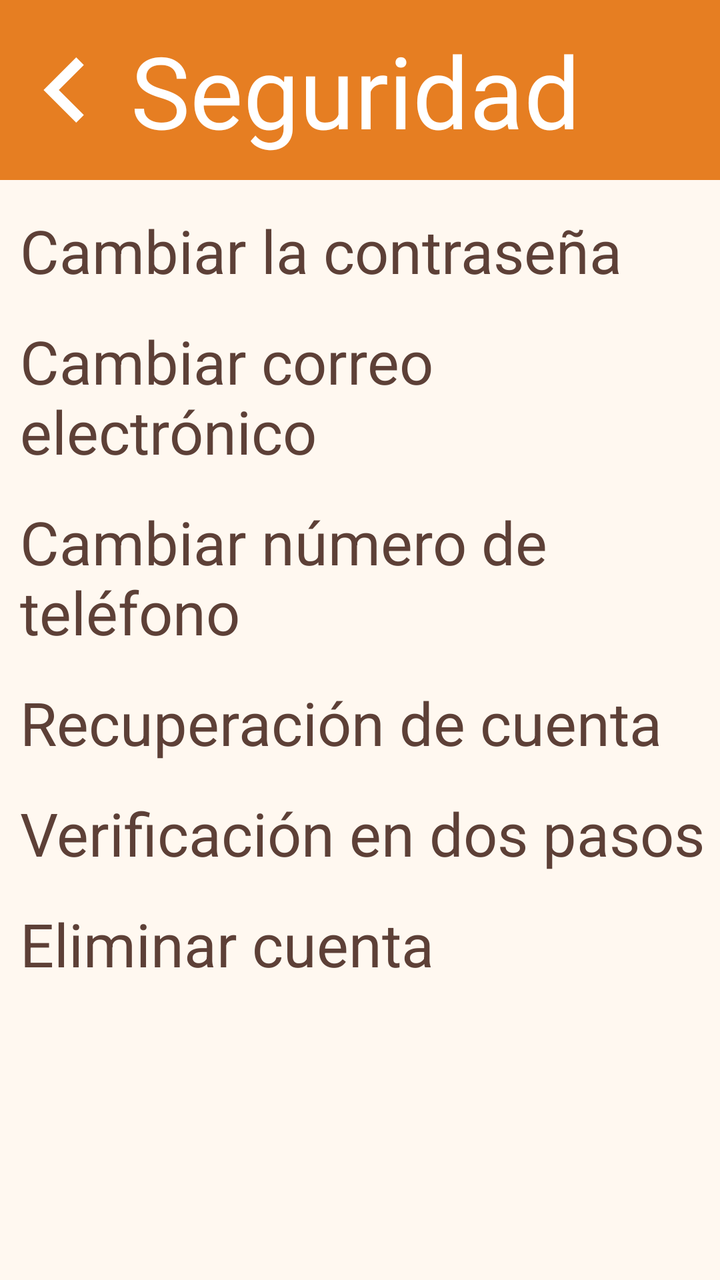
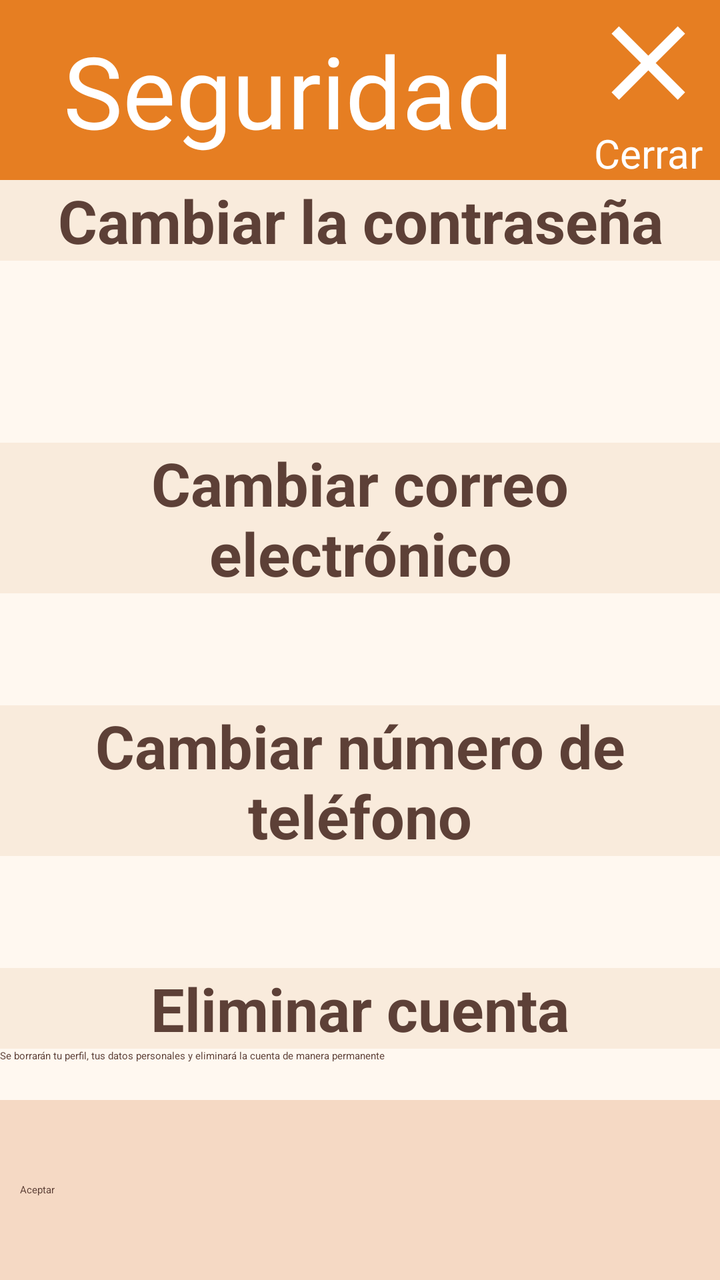

An Android layout rendered at two revisions. The XML below is the earlier revision; the diff shows what the commit changed to produce the second picture.
<!-- AndroidManifest.xml: application theme Theme.Activitat_05 -->
<!-- res/layout/activity_option_security.xml -->
<?xml version="1.0" encoding="utf-8"?>
<androidx.constraintlayout.widget.ConstraintLayout xmlns:android="http://schemas.android.com/apk/res/android"
    xmlns:app="http://schemas.android.com/apk/res-auto"
    xmlns:tools="http://schemas.android.com/tools"
    android:id="@+id/main"
    android:layout_width="match_parent"
    android:layout_height="match_parent"
    tools:context=".OptionSecurityActivity">

    <LinearLayout
        android:id="@+id/aOSTitle"
        android:layout_width="match_parent"
        android:layout_height="90dp"
        app:layout_constraintTop_toTopOf="parent"
        app:layout_constraintBottom_toTopOf="@+id/aOSBody"
        android:gravity="center"
        android:background="?attr/headerLink">

        <ImageView
            android:id="@+id/aOSBack"
            android:layout_width="0dp"
            android:layout_height="match_parent"
            android:src="@drawable/back_24dp"
            android:layout_weight="0.2"/>
        <TextView
            android:layout_width="0dp"
            android:layout_height="wrap_content"
            android:text="@string/opcionSeguridad"
            android:textSize="50sp"
            android:layout_weight="0.9"
            android:textColor="?attr/headerText"/>
    </LinearLayout>

    <LinearLayout
        android:id="@+id/aOSBody"
        android:layout_width="match_parent"
        android:layout_height="0dp"
        app:layout_constraintTop_toBottomOf="@+id/aOSTitle"
        app:layout_constraintBottom_toBottomOf="parent"
        android:orientation="vertical"
        android:background="?attr/body"
        android:paddingStart="10dp"
        android:paddingTop="15dp">

        <LinearLayout
            android:layout_width="match_parent"
            android:layout_height="wrap_content"
            android:layout_marginBottom="15dp">

            <TextView
                android:layout_width="match_parent"
                android:layout_height="wrap_content"
                android:text="Cambiar la contraseña"
                android:textSize="30sp"/>
        </LinearLayout>

        <LinearLayout
            android:layout_width="match_parent"
            android:layout_height="wrap_content"
            android:layout_marginBottom="15dp">

            <TextView
                android:layout_width="match_parent"
                android:layout_height="wrap_content"
                android:text="Cambiar correo electrónico"
                android:textSize="30sp"/>
        </LinearLayout>

        <LinearLayout
            android:layout_width="match_parent"
            android:layout_height="wrap_content"
            android:layout_marginBottom="15dp">

            <TextView
                android:layout_width="match_parent"
                android:layout_height="wrap_content"
                android:text="Cambiar número de teléfono"
                android:textSize="30sp"/>
        </LinearLayout>

        <LinearLayout
            android:layout_width="match_parent"
            android:layout_height="wrap_content"
            android:layout_marginBottom="15dp">

            <TextView
                android:layout_width="match_parent"
                android:layout_height="wrap_content"
                android:text="Recuperación de cuenta"
                android:textSize="30sp"/>
        </LinearLayout>

        <LinearLayout
            android:layout_width="match_parent"
            android:layout_height="wrap_content"
            android:layout_marginBottom="15dp">

            <TextView
                android:layout_width="match_parent"
                android:layout_height="wrap_content"
                android:text="Verificación en dos pasos"
                android:textSize="30sp"/>
        </LinearLayout>

        <LinearLayout
            android:layout_width="match_parent"
            android:layout_height="wrap_content"
            android:layout_marginBottom="15dp">

            <TextView
                android:layout_width="match_parent"
                android:layout_height="wrap_content"
                android:text="Eliminar cuenta"
                android:textSize="30sp"/>
        </LinearLayout>
    </LinearLayout>

    <LinearLayout
        android:id="@+id/aOSFooter"
        android:layout_width="match_parent"
        android:layout_height="90dp"
        android:background="?attr/footer"
        app:layout_constraintTop_toBottomOf="@+id/aOSBody">

    </LinearLayout>

</androidx.constraintlayout.widget.ConstraintLayout>
<!-- resources referenced by this layout -->
<resources>
  <!-- drawable back_24dp (drawable) -->
  <vector xmlns:android="http://schemas.android.com/apk/res/android"
      android:width="24dp"
      android:height="24dp"
      android:viewportWidth="960"
      android:viewportHeight="960">
    <path
        android:pathData="M560,720 L320,480l240,-240 56,56 -184,184 184,184 -56,56Z"
        android:fillColor="#FFFFFF"/>
  </vector>
  <string name="opcionSeguridad">Seguridad</string>
  <style name="Theme.Activitat_05" parent="Base.Theme.Activitat_05" />
  <style name="Base.Theme.Activitat_05" parent="Theme.Material3Expressive.DayNight.NoActionBar">
          
          <item name="headerLink">@color/headerLink</item>
          <item name="subHeader">@color/subtitle</item>
          <item name="subHeaderText">@color/subtitleText</item>
          <item name="colorPrimary">@color/headerLink</item>
  
          <item name="body">@color/body</item>
  
          <item name="footer">@color/footer</item>
  
          <item name="android:textColor">@color/textGeneral</item>
  
          <item name="headerText">@color/headerText</item>
          <item name="colorOnPrimary">@color/headerText</item>
          <item name="black">@color/black</item>
      </style>
  <color name="headerLink">#E67E22</color>
  <color name="subtitle">#F9EBDC</color>
  <color name="subtitleText">#5D4037</color>
  <color name="body">#FFF8F0</color>
  <color name="footer">#F5D9C4</color>
  <color name="textGeneral">#5D4037</color>
  <color name="headerText">#FFFFFF</color>
  <color name="black">#000000</color>
</resources>

<!-- the commit's change to res/layout/activity_option_security.xml (unified diff, before → after) -->
@@ -13,22 +13,38 @@
         android:layout_height="90dp"
         app:layout_constraintTop_toTopOf="parent"
         app:layout_constraintBottom_toTopOf="@+id/aOSBody"
-        android:gravity="center"
+        android:orientation="horizontal"
         android:background="?attr/headerLink">
 
-        <ImageView
-            android:id="@+id/aOSBack"
+        <TextView
             android:layout_width="0dp"
             android:layout_height="match_parent"
-            android:src="@drawable/back_24dp"
-            android:layout_weight="0.2"/>
-        <TextView
-            android:layout_width="0dp"
-            android:layout_height="wrap_content"
             android:text="@string/opcionSeguridad"
             android:textSize="50sp"
-            android:layout_weight="0.9"
-            android:textColor="?attr/headerText"/>
+            android:layout_weight="0.8"
+            android:textColor="?attr/headerText"
+            android:gravity="center"/>
+        <LinearLayout
+            android:id="@+id/aOSClose"
+            android:layout_width="0dp"
+            android:layout_height="match_parent"
+            android:orientation="vertical"
+            android:layout_weight="0.2">
+
+            <ImageView
+                android:layout_width="match_parent"
+                android:layout_height="0dp"
+                android:src="@drawable/close_24dp"
+                android:layout_weight="0.7"/>
+            <TextView
+                android:layout_width="match_parent"
+                android:layout_height="0dp"
+                android:text="Cerrar"
+                android:textSize="20sp"
+                android:textColor="?attr/headerText"
+                android:layout_weight="0.3"
+                android:gravity="center"/>
+        </LinearLayout>
     </LinearLayout>
 
     <LinearLayout
@@ -36,82 +52,151 @@
         android:layout_width="match_parent"
         android:layout_height="0dp"
         app:layout_constraintTop_toBottomOf="@+id/aOSTitle"
-        app:layout_constraintBottom_toBottomOf="parent"
-        android:orientation="vertical"
+        app:layout_constraintBottom_toTopOf="@+id/aOSFooter"
         android:background="?attr/body"
-        android:paddingStart="10dp"
-        android:paddingTop="15dp">
-
-        <LinearLayout
-            android:layout_width="match_parent"
-            android:layout_height="wrap_content"
-            android:layout_marginBottom="15dp">
+        android:orientation="vertical">
+
+        <LinearLayout
+            android:layout_width="match_parent"
+            android:layout_height="0dp"
+            android:layout_weight="0.3"
+            android:orientation="vertical">
 
             <TextView
                 android:layout_width="match_parent"
                 android:layout_height="wrap_content"
                 android:text="Cambiar la contraseña"
-                android:textSize="30sp"/>
-        </LinearLayout>
-
-        <LinearLayout
-            android:layout_width="match_parent"
-            android:layout_height="wrap_content"
-            android:layout_marginBottom="15dp">
+                android:background="?attr/subHeader"
+                android:textSize="30sp"
+                android:textStyle="bold"
+                android:gravity="center"/>
+            <LinearLayout
+                android:layout_width="match_parent"
+                android:layout_height="match_parent"
+                android:orientation="vertical">
+
+                <com.google.android.material.textfield.TextInputLayout
+                    android:layout_width="match_parent"
+                    android:layout_height="0dp"
+                    android:hint="Nueva contraseña"
+                    android:layout_weight="1">
+
+                    <com.google.android.material.textfield.TextInputEditText
+                        android:layout_width="match_parent"
+                        android:layout_height="wrap_content"/>
+                </com.google.android.material.textfield.TextInputLayout>
+                <com.google.android.material.textfield.TextInputLayout
+                    android:layout_width="match_parent"
+                    android:layout_height="0dp"
+                    android:hint="Confirma la nueva contraseña"
+                    android:layout_weight="1">
+
+                    <com.google.android.material.textfield.TextInputEditText
+                        android:layout_width="match_parent"
+                        android:layout_height="wrap_content"/>
+                </com.google.android.material.textfield.TextInputLayout>
+            </LinearLayout>
+        </LinearLayout>
+        <LinearLayout
+            android:layout_width="match_parent"
+            android:layout_height="0dp"
+            android:layout_weight="0.3"
+            android:orientation="vertical">
 
             <TextView
                 android:layout_width="match_parent"
                 android:layout_height="wrap_content"
                 android:text="Cambiar correo electrónico"
-                android:textSize="30sp"/>
-        </LinearLayout>
-
-        <LinearLayout
-            android:layout_width="match_parent"
-            android:layout_height="wrap_content"
-            android:layout_marginBottom="15dp">
+                android:background="?attr/subHeader"
+                android:textSize="30sp"
+                android:textStyle="bold"
+                android:gravity="center"/>
+            <com.google.android.material.textfield.TextInputLayout
+                android:layout_width="match_parent"
+                android:layout_height="0dp"
+                android:hint="Nuevo correo electrónico"
+                android:layout_weight="1">
+
+                <com.google.android.material.textfield.TextInputEditText
+                    android:layout_width="match_parent"
+                    android:layout_height="wrap_content"/>
+            </com.google.android.material.textfield.TextInputLayout>
+            <com.google.android.material.textfield.TextInputLayout
+                android:layout_width="match_parent"
+                android:layout_height="0dp"
+                android:hint="Confirma el correo electrónico"
+                android:layout_weight="1">
+
+                <com.google.android.material.textfield.TextInputEditText
+                    android:layout_width="match_parent"
+                    android:layout_height="wrap_content"/>
+            </com.google.android.material.textfield.TextInputLayout>
+        </LinearLayout>
+        <LinearLayout
+            android:layout_width="match_parent"
+            android:layout_height="0dp"
+            android:layout_weight="0.3"
+            android:orientation="vertical">
 
             <TextView
                 android:layout_width="match_parent"
                 android:layout_height="wrap_content"
                 android:text="Cambiar número de teléfono"
-                android:textSize="30sp"/>
-        </LinearLayout>
-
-        <LinearLayout
-            android:layout_width="match_parent"
-            android:layout_height="wrap_content"
-            android:layout_marginBottom="15dp">
-
-            <TextView
-                android:layout_width="match_parent"
-                android:layout_height="wrap_content"
-                android:text="Recuperación de cuenta"
-                android:textSize="30sp"/>
-        </LinearLayout>
-
-        <LinearLayout
-            android:layout_width="match_parent"
-            android:layout_height="wrap_content"
-            android:layout_marginBottom="15dp">
-
-            <TextView
-                android:layout_width="match_parent"
-                android:layout_height="wrap_content"
-                android:text="Verificación en dos pasos"
-                android:textSize="30sp"/>
-        </LinearLayout>
-
-        <LinearLayout
-            android:layout_width="match_parent"
-            android:layout_height="wrap_content"
-            android:layout_marginBottom="15dp">
+                android:background="?attr/subHeader"
+                android:textSize="30sp"
+                android:textStyle="bold"
+                android:gravity="center"/>
+            <com.google.android.material.textfield.TextInputLayout
+                android:layout_width="match_parent"
+                android:layout_height="0dp"
+                android:hint="Nuevo número de teléfono"
+                android:layout_weight="1">
+
+                <com.google.android.material.textfield.TextInputEditText
+                    android:layout_width="match_parent"
+                    android:layout_height="wrap_content"/>
+            </com.google.android.material.textfield.TextInputLayout>
+            <com.google.android.material.textfield.TextInputLayout
+                android:layout_width="match_parent"
+                android:layout_height="0dp"
+                android:hint="Confirma el número de teléfono"
+                android:layout_weight="1">
+
+                <com.google.android.material.textfield.TextInputEditText
+                    android:layout_width="match_parent"
+                    android:layout_height="wrap_content"/>
+            </com.google.android.material.textfield.TextInputLayout>
+        </LinearLayout>
+        <LinearLayout
+            android:layout_width="match_parent"
+            android:layout_height="0dp"
+            android:layout_weight="0.15"
+            android:orientation="vertical">
 
             <TextView
                 android:layout_width="match_parent"
                 android:layout_height="wrap_content"
                 android:text="Eliminar cuenta"
-                android:textSize="30sp"/>
+                android:background="?attr/subHeader"
+                android:textSize="30sp"
+                android:textStyle="bold"
+                android:gravity="center"/>
+            <LinearLayout
+                android:layout_width="match_parent"
+                android:layout_height="match_parent"
+                android:orientation="horizontal">
+
+                <TextView
+                    android:layout_width="0dp"
+                    android:layout_height="match_parent"
+                    android:layout_weight="0.8"
+                    android:text="Se borrarán tu perfil, tus datos personales y eliminará la cuenta de manera permanente"/>
+                <com.google.android.material.materialswitch.MaterialSwitch
+                    android:layout_width="0dp"
+                    android:layout_height="match_parent"
+                    android:checked="true"
+                    android:layout_weight="0.2"/>
+            </LinearLayout>
         </LinearLayout>
     </LinearLayout>
 
@@ -119,9 +204,16 @@
         android:id="@+id/aOSFooter"
         android:layout_width="match_parent"
         android:layout_height="90dp"
+        app:layout_constraintTop_toBottomOf="@+id/aOSBody"
+        app:layout_constraintBottom_toBottomOf="parent"
         android:background="?attr/footer"
-        app:layout_constraintTop_toBottomOf="@+id/aOSBody">
-
+        android:gravity="center"
+        android:padding="10dp">
+
+        <Button
+            android:id="@+id/aOSAccept"
+            android:layout_width="match_parent"
+            android:layout_height="wrap_content"
+            android:text="Aceptar"/>
     </LinearLayout>
-
 </androidx.constraintlayout.widget.ConstraintLayout>
<!-- resource entries referenced after the edit -->
@@ -1,13 +1,13 @@
 <!-- resources referenced by this layout -->
 <resources>
-  <!-- drawable back_24dp (drawable) -->
+  <!-- drawable close_24dp (drawable) -->
   <vector xmlns:android="http://schemas.android.com/apk/res/android"
       android:width="24dp"
       android:height="24dp"
       android:viewportWidth="960"
       android:viewportHeight="960">
     <path
-        android:pathData="M560,720 L320,480l240,-240 56,56 -184,184 184,184 -56,56Z"
+        android:pathData="m256,760 l-56,-56 224,-224 -224,-224 56,-56 224,224 224,-224 56,56 -224,224 224,224 -56,56 -224,-224 -224,224Z"
         android:fillColor="#FFFFFF"/>
   </vector>
   <string name="opcionSeguridad">Seguridad</string>
